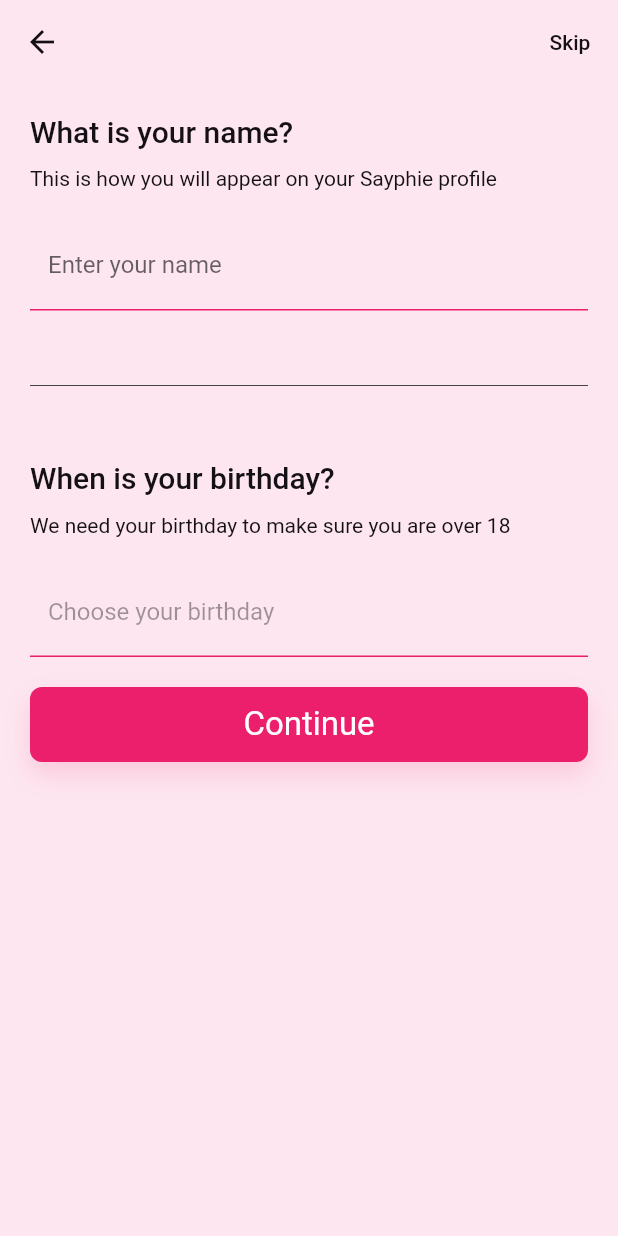
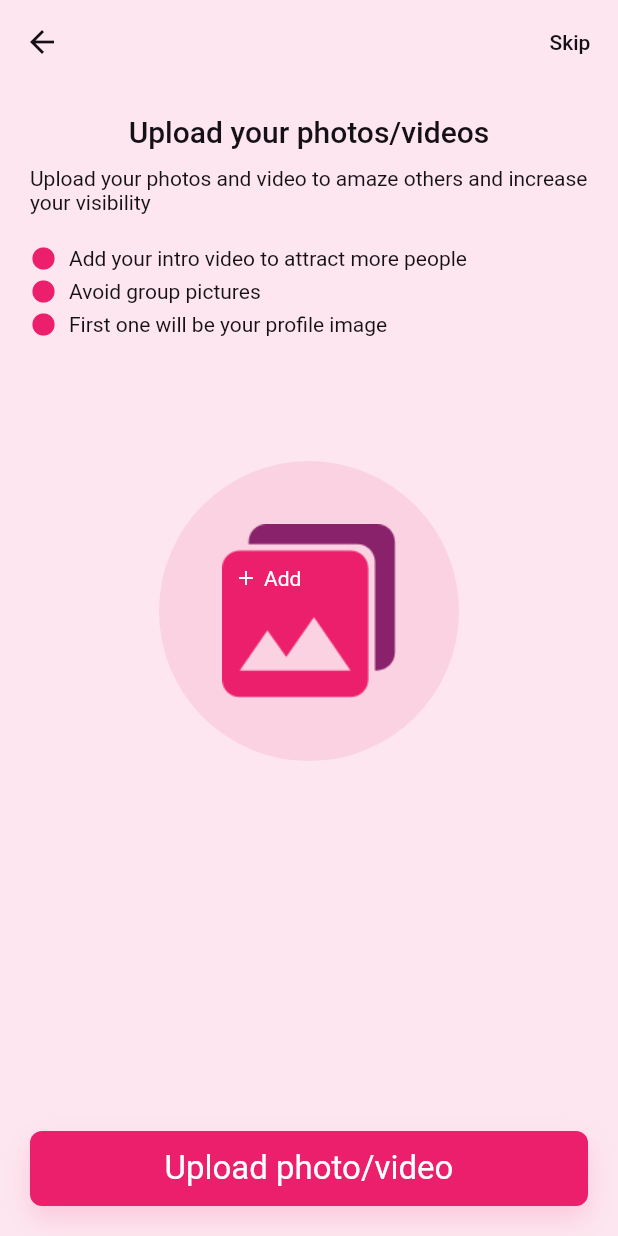
Before and after one commit to Sadypk/Sayphi, a Flutter app: the screen it shows after launch, after a tap on "Sign up", on a phone screen of 412 x 824 dp. Run offline on Flutter 3.47's test engine with Material 2 defaults, Android fonts, the phone set to English and light mode, and no system bars; our stand-ins replace country_code_picker, flutter_dotenv, font_awesome_flutter, get, google_sign_in, image_picker and 2 more; missing offline and left inert: flutter_facebook_auth.

Commit message:
11_12_13 Ui done

```diff
--- a/lib/01_getStarted.dart
+++ b/lib/01_getStarted.dart
@@ -9,6 +9,7 @@ import 'package:sayphi/mainApp/resources/appImages.dart';
 import 'package:sayphi/mainApp/resources/fontStyle.dart';
 import 'package:sayphi/mainApp/resources/stringResources.dart';
 import 'package:sayphi/user/view/10_name_bithday_screen.dart';
+import 'package:sayphi/user/view/11_12_13_upload_pics_screen.dart';
 
 import 'mainApp/resources/appColor.dart';
 import 'mainApp/resources/appImages.dart';
@@ -64,7 +65,7 @@ class _GetStartedScreenState extends State<GetStartedScreen> {
               padding: const EdgeInsets.symmetric(horizontal: 20,vertical: 20),
               child: MainButton(
                 onPress: (){
-                  Get.to(() => NameAndBirthdayScreen());
+                  Get.to(() => UploadPhotoViewScreen());
                   // Get.to(()=>SignUpScreen());
                 },
                 btnColor: Colors.white,
--- /dev/null
+++ b/lib/mainApp/helpers/imageHelper.dart
@@ -0,0 +1,25 @@
+import 'dart:io';
+
+import 'package:image_picker/image_picker.dart';
+import 'package:permission_handler/permission_handler.dart';
+
+class ImageHelper{
+  static Future<File?> selectPic([ImageSource imageSource = ImageSource.gallery]) async {
+    if (await Permission.photos.request().isGranted) {
+      try {
+        final picker = ImagePicker();
+        final pickedFile = await picker.getImage(source: imageSource);
+        if (pickedFile != null) {
+          return File(pickedFile.path);
+        }
+        return null;
+      } catch (e) {
+        print(e.toString());
+        return null;
+      }
+    } else {
+      return null;
+    }
+  }
+
+}
--- a/lib/mainApp/resources/appImages.dart
+++ b/lib/mainApp/resources/appImages.dart
@@ -6,4 +6,6 @@ class Images{
 
   static const BG_DARK = 'assets/images/GetStartedBGPathDark.png';
   static const BG_LIGHT = 'assets/images/GetStartedBGPathLight.png';
+
+  static const ICON_GALLERY_IMAGE = 'assets/images/Icon ionic-md-photos.png';
 }
--- /dev/null
+++ b/lib/user/view/11_12_13_upload_pics_screen.dart
@@ -0,0 +1,339 @@
+import 'dart:io';
+
+import 'package:flutter/material.dart';
+import 'package:get/get.dart';
+import 'package:image_picker/image_picker.dart';
+import 'package:sayphi/mainApp/components/mainButton.dart';
+import 'package:sayphi/mainApp/helpers/imageHelper.dart';
+import 'package:sayphi/mainApp/resources/appColor.dart';
+import 'package:sayphi/mainApp/resources/appImages.dart';
+import 'package:sayphi/mainApp/resources/fontStyle.dart';
+
+class UploadPhotoViewScreen extends StatefulWidget {
+  const UploadPhotoViewScreen({Key? key}) : super(key: key);
+
+  @override
+  _UploadPhotoViewScreenState createState() => _UploadPhotoViewScreenState();
+}
+
+class _UploadPhotoViewScreenState extends State<UploadPhotoViewScreen> {
+
+  bool showImagePickers = false;
+
+  List<File> files = [
+    File(''),
+    File(''),
+    File(''),
+    File(''),
+    File(''),
+    File(''),
+    File(''),
+    File(''),
+  ];
+
+  @override
+  Widget build(BuildContext context) {
+
+    /// Base info widgets about photo upload
+    _buildBaseInfo(){
+      return Column(
+        children: [
+          Text(
+            'Upload your photos/videos',
+            style: TextStyle(
+                fontSize: 20,
+                fontFamily: CFontFamily.MEDIUM
+            ),
+          ),
+          SizedBox(height: 12),
+          Text(
+            'Upload your photos and video to amaze others and increase your visibility',
+            style: TextStyle(
+                fontFamily: CFontFamily.REGULAR
+            ),
+          ),
+
+          /// basic info`s suggestions about image uploads
+          SizedBox(height: 20),
+          Row(
+            children: [
+              Icon(
+                Icons.circle,
+                color: AppColor.PRIMARY,
+                size: 18,
+              ),
+              SizedBox(width: 8),
+              Text(
+                  'Add your intro video to attract more people'
+              )
+            ],
+          ),
+          SizedBox(height: 4),
+          Row(
+            children: [
+              Icon(
+                Icons.circle,
+                color: AppColor.PRIMARY,
+                size: 18,
+              ),
+              SizedBox(width: 8),
+              Text(
+                  'Avoid group pictures'
+              )
+            ],
+          ),
+          SizedBox(height: 4),
+          Row(
+            children: [
+              Icon(
+                Icons.circle,
+                color: AppColor.PRIMARY,
+                size: 18,
+              ),
+              SizedBox(width: 8),
+              Text(
+                  'First one will be your profile image'
+              )
+            ],
+          ),
+          SizedBox(height: Get.height * .1),
+        ],
+      );
+    }
+
+    /// image pickers
+    _buildImagePickerOptions(){
+      return GridView.count(
+        crossAxisCount: 3,
+        shrinkWrap: true,
+        padding: EdgeInsets.zero,
+        crossAxisSpacing: 20,
+        mainAxisSpacing: 20,
+        childAspectRatio: 10/13,
+        children: [
+          GestureDetector(
+            onTap: () async{
+              if(files.length == 8){
+                /// list full can not upload more show snack here
+                //TODO show snack here
+              }else{
+                File? image = await ImageHelper.selectPic(ImageSource.camera);
+                if(image != null){
+                  for(int i = 0 ; i< 8 ; i++){
+                    if(files[i].path == ''){
+                      setState(() {
+                        files[i] = image;
+                      });
+                      return ;
+                    }
+                  }
+                }
+              }
+            },
+            child: Container(
+              decoration: BoxDecoration(
+                color: AppColor.PRIMARY,
+                borderRadius: BorderRadius.circular(6)
+              ),
+              child: Center(child: Icon(
+                Icons.camera_alt,
+                color: Colors.white,
+                size: 35,
+              )),
+            ),
+          ),
+          for(int i =0; i< 8; i++) files[i].path != '' ? Stack(
+            children: [
+              Container(
+                decoration: BoxDecoration(
+                  image: DecorationImage(
+                    image: FileImage(
+                      files[i]
+                    ),
+                    fit: BoxFit.cover
+                  ),
+                  borderRadius: BorderRadius.circular(6)
+                ),
+              ),
+              Positioned(
+                right: 4,11-12
+                child: Container(
+                  decoration: BoxDecoration(
+                    color: AppColor.PRIMARY,
+                    shape: BoxShape.circle
+                  ),
+                  child: IconButton(
+                      constraints: BoxConstraints(),
+                      padding: EdgeInsets.zero,
+                      onPressed: (){
+                        setState(() {
+                          // files[i] = File('');
+                          files.removeAt(i);
+                          files.add(File(''));
+                        });
+                      },
+                      icon: Icon(
+                        Icons.cancel_rounded,
+                        color: Colors.white
+                      )
+                  ),
+                ),
+              )
+            ],
+          ) : GestureDetector(
+            onTap: () async{
+              File? image = await ImageHelper.selectPic();
+              if(image != null){
+                for(int i = 0 ; i< 8 ; i++){
+                  if(files[i].path == ''){
+                    setState(() {
+                      files[i] = image;
+                    });
+                    return ;
+                  }
+                }
+              }
+            },
+            child: PlaceHolderImageWidget())
+        ],
+      );
+    }
+
+    return Scaffold(
+      backgroundColor: AppColor.SCAFFOLD_BG_PINK,
+      appBar: AppBar(
+        centerTitle: true,
+        title: Text(
+          showImagePickers ? 'Add photo/video' : '',
+          style: TextStyle(color: AppColor.TEXT_COLOR),
+        ),
+        actions: [
+          if(!showImagePickers)TextButton(
+              onPressed: (){},
+              child: Text(
+                'Skip',
+                style: TextStyle(
+                    color: AppColor.TEXT_COLOR
+                ),
+              )
+          )
+        ],
+      ),
+      body: Container(
+        padding: EdgeInsets.all(20),
+        child: Column(
+          crossAxisAlignment: CrossAxisAlignment.start,
+          children: [
+            AnimatedCrossFade(
+              firstChild: _buildBaseInfo(),
+              secondChild: _buildImagePickerOptions(),
+              duration: Duration(milliseconds: 400),
+              crossFadeState: showImagePickers ? CrossFadeState.showSecond : CrossFadeState.showFirst,
+            ),
+
+            /// big image add btn
+            if(!showImagePickers)GestureDetector(
+              onTap: (){
+                setState(() {
+                  showImagePickers = true;
+                });
+              },
+              child: Center(
+                child: Stack(
+                  children: [
+                    Container(
+                      height: 200,
+                      width: 200,
+                      decoration: BoxDecoration(
+                        shape: BoxShape.circle,
+                        color: AppColor.PRIMARY.withOpacity(.1)
+                      ),
+                    ),
+                    Positioned(
+                      left: 42,
+                      right: 42,
+                      top: 42,
+                      bottom: 42,
+                      child: Image.asset(
+                        Images.ICON_GALLERY_IMAGE
+                      ),
+                    ),
+                    Positioned(
+                      top: 70,
+                      left: 50,
+                      child: Row(
+                        children: [
+                          Icon(
+                            Icons.add,
+                            color: Colors.white,
+                            size: 16,
+                          ),
+                          SizedBox(width: 4),
+                          Text(
+                            'Add',
+                            style: TextStyle(
+                              color: Colors.white
+                            ),
+                          )
+                        ],
+                      )
+                    )
+                  ],
+                ),
+              ),
+            ),
+          ],
+        ),
+      ),
+      floatingActionButtonLocation: FloatingActionButtonLocation.centerDocked,
+      floatingActionButton: Padding(
+        padding: const EdgeInsets.all(20),
+        child: MainButton(
+          onPress: (){
+            /// if info is showing show the image pickers next
+            /// instead of uploading image
+            /// which would fail since there are none
+            if(!showImagePickers){
+              setState(() {
+                showImagePickers = true;
+              });
+            }else{
+              /// uploading selected images if there are any
+            }
+          },
+          label: 'Upload photo/video'
+        ),
+      ),
+    );
+  }
+}
+
+class PlaceHolderImageWidget extends StatelessWidget {
+  @override
+  Widget build(BuildContext context) {
+    return Stack(
+      children: [
+        Container(
+          decoration: BoxDecoration(
+              color: Color(0xffE8E8E8),
+              borderRadius: BorderRadius.circular(6),
+              border: Border.all(color: Color(0xff434448).withOpacity(.3))
+          ),
+          child: Center(child: Icon(
+            Icons.camera_alt,
+            color: Color(0xffA1A1A1),
+            size: 30,
+          )),
+        ),
+        Positioned(
+          bottom: 8,
+          right: 8,
+          child: Icon(
+            Icons.add_circle_rounded,
+            color: AppColor.PRIMARY,
+          ),
+        )
+      ],
+    );
+  }
+}
--- a/pubspec.yaml
+++ b/pubspec.yaml
@@ -21,6 +21,9 @@ dependencies:
   flutter_dotenv: ^4.0.0-nullsafety.0
   country_code_picker: ^2.0.1
   pin_code_fields: ^7.1.0
+  file_picker: ^3.0.1
+  image_picker: ^0.7.5+2
+  permission_handler: ^8.0.0+1
 
   flutter_svg: ^0.22.0
   font_awesome_flutter: ^9.0.0
```
Also changed, not shown: assets/images/Icon ionic-md-photos.png (added), pubspec.lock.
